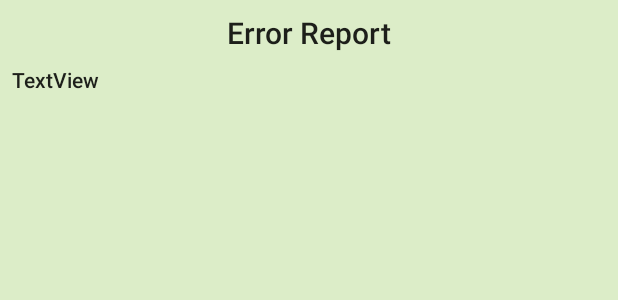
After one commit to MarcusKarlberg/PawCompanion, an Android app: the layout activity_exception.xml on its own in the app's theme, with its tools: preview values and no code run, on a phone screen of 412 x 824 dp. The commit adds this screen. Shown: the top 300 px of the screen. Run offline under Robolectric (Android 15) with nearby library versions, the phone set to English and light mode, and no system bars.

Commit message:
added exceptionhandler and exceptionActivity for debug/testing purposes

```diff
--- a/app/src/main/java/com/example/marcu/pawcompanion/activity/DogInfoInputActivity.java
+++ b/app/src/main/java/com/example/marcu/pawcompanion/activity/DogInfoInputActivity.java
@@ -22,6 +22,7 @@ import com.example.marcu.pawcompanion.controller.constant.Action;
 import com.example.marcu.pawcompanion.controller.constant.HandlerType;
 import com.example.marcu.pawcompanion.data.Breed;
 import com.example.marcu.pawcompanion.data.Dog;
+import com.example.marcu.pawcompanion.exception.ExceptionHandler;
 
 import static org.apache.commons.lang3.StringUtils.isBlank;
 
@@ -44,6 +45,7 @@ public class DogInfoInputActivity extends AppCompatActivity implements ActionHan
     @Override
     protected void onCreate(Bundle savedInstanceState) {
         super.onCreate(savedInstanceState);
+        Thread.setDefaultUncaughtExceptionHandler(new ExceptionHandler(this));
         setContentView(R.layout.activity_dog_info_input);
 
         findViews();
--- a/app/src/main/java/com/example/marcu/pawcompanion/activity/MainActivity.java
+++ b/app/src/main/java/com/example/marcu/pawcompanion/activity/MainActivity.java
@@ -15,6 +15,7 @@ import com.example.marcu.pawcompanion.controller.ViewHandler;
 import com.example.marcu.pawcompanion.controller.constant.Action;
 import com.example.marcu.pawcompanion.controller.constant.HandlerType;
 import com.example.marcu.pawcompanion.data.Dog;
+import com.example.marcu.pawcompanion.exception.ExceptionHandler;
 
 public class MainActivity extends AppCompatActivity implements ActionHandlerContract.RootActionHandler{
 
@@ -29,6 +30,7 @@ public class MainActivity extends AppCompatActivity implements ActionHandlerCont
     @Override
     protected void onCreate(Bundle savedInstanceState) {
         super.onCreate(savedInstanceState);
+        Thread.setDefaultUncaughtExceptionHandler(new ExceptionHandler(this));
         setContentView(R.layout.activity_main);
 
         findViews();
--- a/app/src/main/java/com/example/marcu/pawcompanion/activity/MealNotificationActivity.java
+++ b/app/src/main/java/com/example/marcu/pawcompanion/activity/MealNotificationActivity.java
@@ -16,6 +16,7 @@ import com.example.marcu.pawcompanion.controller.ViewHandler;
 import com.example.marcu.pawcompanion.controller.constant.Action;
 import com.example.marcu.pawcompanion.controller.constant.HandlerType;
 import com.example.marcu.pawcompanion.data.Dog;
+import com.example.marcu.pawcompanion.exception.ExceptionHandler;
 
 public class MealNotificationActivity extends AppCompatActivity implements ActionHandlerContract.RootActionHandler {
 
@@ -32,6 +33,7 @@ public class MealNotificationActivity extends AppCompatActivity implements Actio
     @Override
     protected void onCreate(Bundle savedInstanceState) {
         super.onCreate(savedInstanceState);
+        Thread.setDefaultUncaughtExceptionHandler(new ExceptionHandler(this));
         setContentView(R.layout.activity_meal_notification);
 
         findViews();
--- a/app/src/main/java/com/example/marcu/pawcompanion/activity/SelectBreedActivity.java
+++ b/app/src/main/java/com/example/marcu/pawcompanion/activity/SelectBreedActivity.java
@@ -14,6 +14,7 @@ import com.example.marcu.pawcompanion.controller.ValidateInputHandler;
 import com.example.marcu.pawcompanion.controller.ViewHandler;
 import com.example.marcu.pawcompanion.controller.constant.Action;
 import com.example.marcu.pawcompanion.controller.constant.HandlerType;
+import com.example.marcu.pawcompanion.exception.ExceptionHandler;
 
 public class SelectBreedActivity extends AppCompatActivity implements ActionHandlerContract.RootActionHandler, SearchView.OnQueryTextListener{
 
@@ -25,6 +26,7 @@ public class SelectBreedActivity extends AppCompatActivity implements ActionHand
     @Override
     protected void onCreate(Bundle savedInstanceState) {
         super.onCreate(savedInstanceState);
+        Thread.setDefaultUncaughtExceptionHandler(new ExceptionHandler(this));
         setContentView(R.layout.activity_select_breed);
 
         findViews();
--- a/app/src/main/java/com/example/marcu/pawcompanion/activity/WalkNotificationActivity.java
+++ b/app/src/main/java/com/example/marcu/pawcompanion/activity/WalkNotificationActivity.java
@@ -17,6 +17,7 @@ import com.example.marcu.pawcompanion.controller.ViewHandler;
 import com.example.marcu.pawcompanion.controller.constant.Action;
 import com.example.marcu.pawcompanion.controller.constant.HandlerType;
 import com.example.marcu.pawcompanion.data.Dog;
+import com.example.marcu.pawcompanion.exception.ExceptionHandler;
 
 public class WalkNotificationActivity extends AppCompatActivity implements ActionHandlerContract.RootActionHandler{
 
@@ -34,6 +35,7 @@ public class WalkNotificationActivity extends AppCompatActivity implements Actio
     @Override
     protected void onCreate(Bundle savedInstanceState) {
         super.onCreate(savedInstanceState);
+        Thread.setDefaultUncaughtExceptionHandler(new ExceptionHandler(this));
         setContentView(R.layout.activity_walk_notification);
 
         findViews();
--- a/app/src/main/java/com/example/marcu/pawcompanion/adapter/DogListAdapter.java
+++ b/app/src/main/java/com/example/marcu/pawcompanion/adapter/DogListAdapter.java
@@ -9,10 +9,12 @@ import android.view.View;
 import android.view.ViewGroup;
 import android.widget.BaseAdapter;
 import android.widget.TextView;
+import android.widget.Toast;
 
 import com.example.marcu.pawcompanion.R;
 import com.example.marcu.pawcompanion.component.ImageViewComponent;
 import com.example.marcu.pawcompanion.data.Dog;
+import com.example.marcu.pawcompanion.exception.ExceptionHandler;
 import com.example.marcu.pawcompanion.repository.DogRepository;
 
 import org.apache.commons.lang3.StringUtils;
@@ -87,8 +89,9 @@ public class DogListAdapter extends BaseAdapter {
                 bitmap = BitmapFactory.decodeStream(viewGroup.getContext().getContentResolver().openInputStream(imageUri), null, options);
                 imageViewComponent.setImageBitmap(bitmap);
             }catch (FileNotFoundException e){
-                //Todo: what's the best practice to handle exceptions in android
                 Log.d(TAG, "FileNotFoundException");
+                Toast.makeText(viewGroup.getContext(), "Photo Not Found",
+                        Toast.LENGTH_SHORT).show();
             }
         }
     }
--- a/app/src/main/java/com/example/marcu/pawcompanion/controller/ImageHandler.java
+++ b/app/src/main/java/com/example/marcu/pawcompanion/controller/ImageHandler.java
@@ -57,7 +57,6 @@ public class ImageHandler extends Handler implements ActionHandlerContract.Actio
             intent = new Intent(Intent.ACTION_PICK, MediaStore.Images.Media.EXTERNAL_CONTENT_URI);
         }
 
-        //Todo: figure out what flags do and if this flag is necessary
         intent.addFlags(Intent.FLAG_GRANT_PERSISTABLE_URI_PERMISSION);
         getDogInfoInputActivity().startActivityForResult(intent, ACCESS_PHOTO_LIB);
 
--- a/app/src/main/java/com/example/marcu/pawcompanion/controller/NotificationHandler.java
+++ b/app/src/main/java/com/example/marcu/pawcompanion/controller/NotificationHandler.java
@@ -120,7 +120,6 @@ public class NotificationHandler extends Handler implements ActionHandlerContrac
         }
     }
 
-    //Todo: cant this be calculated int the dog data class??
     private double getDistancePerWalk(Dog dog) {
         double distancePerDay = dog.getWalkingDistancePerDay();
         int numberOfWalksPerDay;
--- a/app/src/main/java/com/example/marcu/pawcompanion/notification/WalkNotification.java
+++ b/app/src/main/java/com/example/marcu/pawcompanion/notification/WalkNotification.java
@@ -63,7 +63,6 @@ public class WalkNotification extends BroadcastReceiver {
         if(bundle != null){
             dog = (Dog)bundle.getSerializable("dogData");
         }else {
-            //Todo: best practive to handle exceptions in android?
             Log.d(TAG, "DOG DATA EMPTY:");
         }
     }
@@ -71,7 +70,6 @@ public class WalkNotification extends BroadcastReceiver {
     private void setupPendingIntent(Bundle bundle, Context context){
         this.iteratingIntent = new Intent(context, WalkNotificationActivity.class);
         iteratingIntent.putExtra("bundle", bundle);
-        //Todo: figure out how flags work
         iteratingIntent.setFlags(Intent.FLAG_ACTIVITY_CLEAR_TOP);
         this.pendingIntent = PendingIntent.getActivity(context,
                 (int)dog.getId().longValue()+1,
--- /dev/null
+++ b/app/src/main/res/layout/activity_exception.xml
@@ -0,0 +1,36 @@
+<?xml version="1.0" encoding="utf-8"?>
+<android.support.constraint.ConstraintLayout
+    xmlns:android="http://schemas.android.com/apk/res/android"
+    xmlns:app="http://schemas.android.com/apk/res-auto"
+    xmlns:tools="http://schemas.android.com/tools"
+    android:layout_width="match_parent"
+    android:layout_height="match_parent">
+
+    <TextView
+        android:id="@+id/activity_exception_textView"
+        android:layout_width="0dp"
+        android:layout_height="0dp"
+        android:layout_marginBottom="8dp"
+        android:layout_marginEnd="8dp"
+        android:layout_marginStart="8dp"
+        android:layout_marginTop="8dp"
+        android:text="TextView"
+        android:textAppearance="@style/TextAppearance.AppCompat.Body2"
+        app:layout_constraintBottom_toBottomOf="parent"
+        app:layout_constraintEnd_toEndOf="parent"
+        app:layout_constraintStart_toStartOf="parent"
+        app:layout_constraintTop_toBottomOf="@+id/activity_exception_titleTextView" />
+
+    <TextView
+        android:id="@+id/activity_exception_titleTextView"
+        android:layout_width="wrap_content"
+        android:layout_height="wrap_content"
+        android:layout_marginEnd="8dp"
+        android:layout_marginStart="8dp"
+        android:layout_marginTop="8dp"
+        android:text="Error Report"
+        android:textAppearance="@style/TextAppearance.AppCompat.Title"
+        app:layout_constraintEnd_toEndOf="parent"
+        app:layout_constraintStart_toStartOf="parent"
+        app:layout_constraintTop_toTopOf="parent" />
+</android.support.constraint.ConstraintLayout>
```
Also changed, not shown: app/src/main/java/com/example/marcu/pawcompanion/controller/constant/Action.java (+1 -8 lines), app/src/main/java/com/example/marcu/pawcompanion/exception/ExceptionActivity.java (added, +24 -0 lines), app/src/main/java/com/example/marcu/pawcompanion/exception/ExceptionHandler.java (added, +60 -0 lines).
